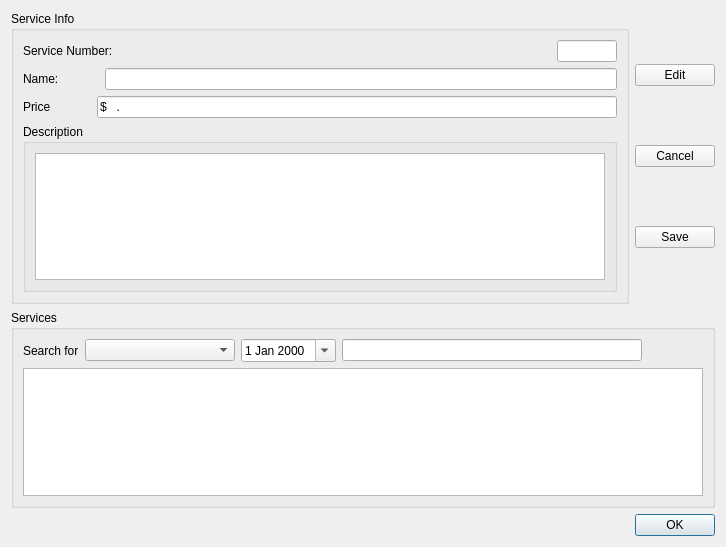
Above: editservicedialog.ui from pliniofpa/Profiles_Project before the change. Below: the same form after it.
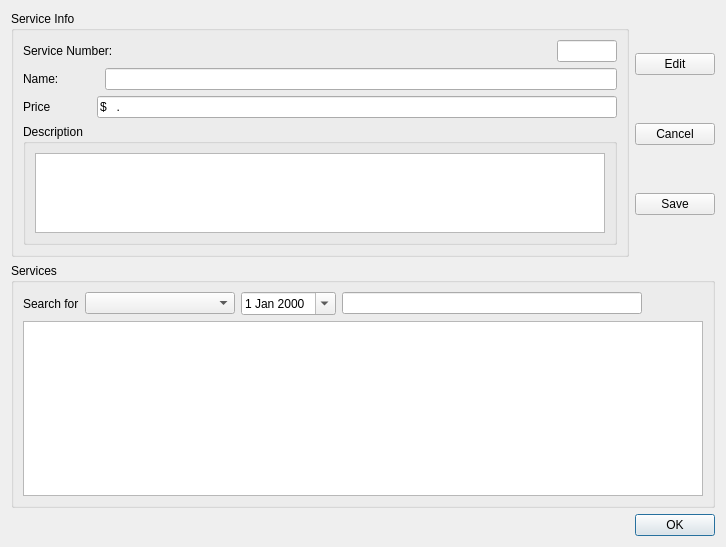
That is the form after the change. Icons and pictures are not drawn.

Commit message:
Window Adjustments, and DB adjusting
made it so that the program adjusts the size of the windows based on the
host device, further working to adjust the DB, to open an existing DB,
from the root folder of execution, instead of a specific folder.

Patch:
```diff
--- a/editservicedialog.ui
+++ b/editservicedialog.ui
@@ -128,7 +128,11 @@
         </property>
         <layout class="QVBoxLayout" name="verticalLayout_2">
          <item>
-          <widget class="QPlainTextEdit" name="description_plainTextEdit"/>
+          <widget class="QPlainTextEdit" name="description_plainTextEdit">
+           <property name="sizeAdjustPolicy">
+            <enum>QAbstractScrollArea::AdjustToContentsOnFirstShow</enum>
+           </property>
+          </widget>
          </item>
         </layout>
        </widget>
@@ -231,7 +235,11 @@
        </layout>
       </item>
       <item row="1" column="0">
-       <widget class="QTableView" name="service_tableView"/>
+       <widget class="QTableView" name="service_tableView">
+        <property name="sizeAdjustPolicy">
+         <enum>QAbstractScrollArea::AdjustToContentsOnFirstShow</enum>
+        </property>
+       </widget>
       </item>
      </layout>
     </widget>
```
The commit also changes 7 other files.
